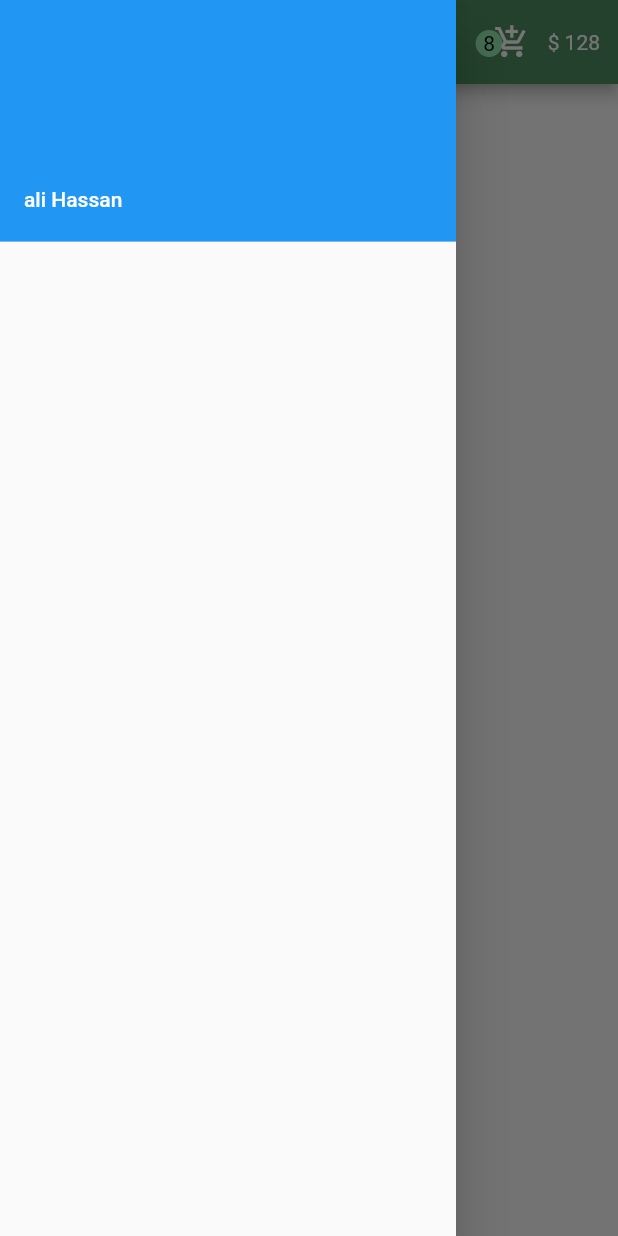
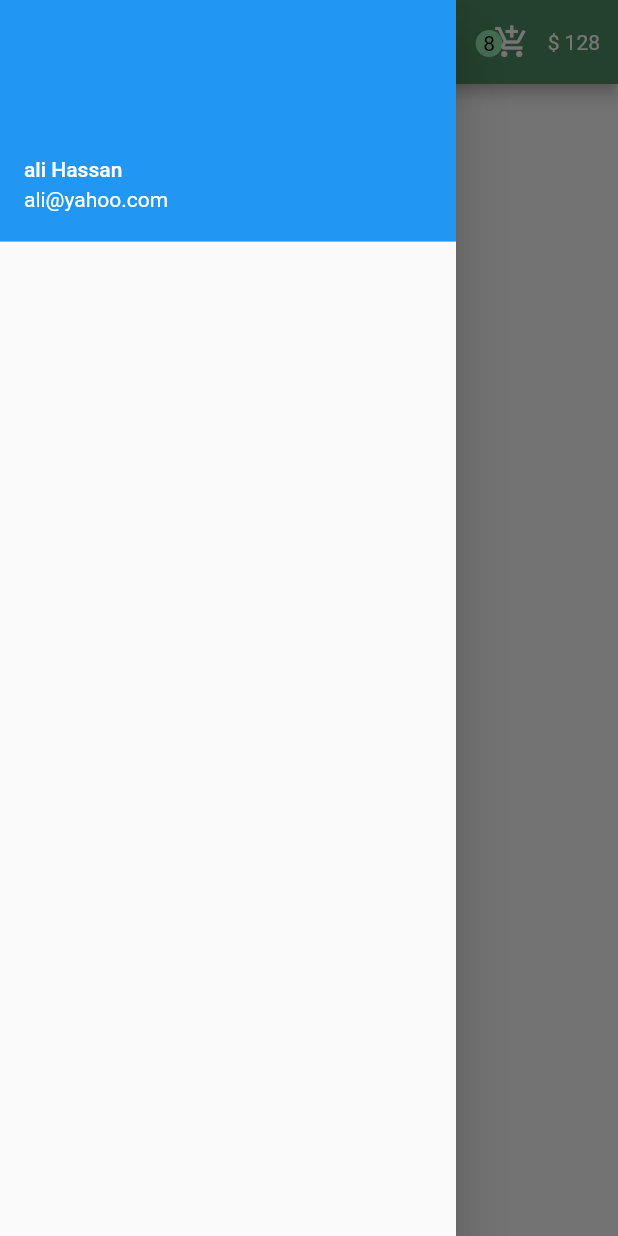
Before and after one commit to Ayat24/flower_app, a Flutter app: the screen it shows after launch, with the side drawer open, on a phone screen of 412 x 824 dp. Run offline on Flutter 3.47's test engine with Material 2 defaults, Android fonts, the phone set to English and light mode, and no system bars; missing offline and left inert: dart:html.

Commit message:
add accountEmail

```diff
--- a/lib/pages/home.dart
+++ b/lib/pages/home.dart
@@ -14,6 +14,7 @@ class Home extends StatelessWidget {
                   style: TextStyle(
                     color: Color.fromARGB(255, 255, 255, 255),
                   )),
+              accountEmail: Text("ali@yahoo.com"),
             ),
           ],
         ),
```
